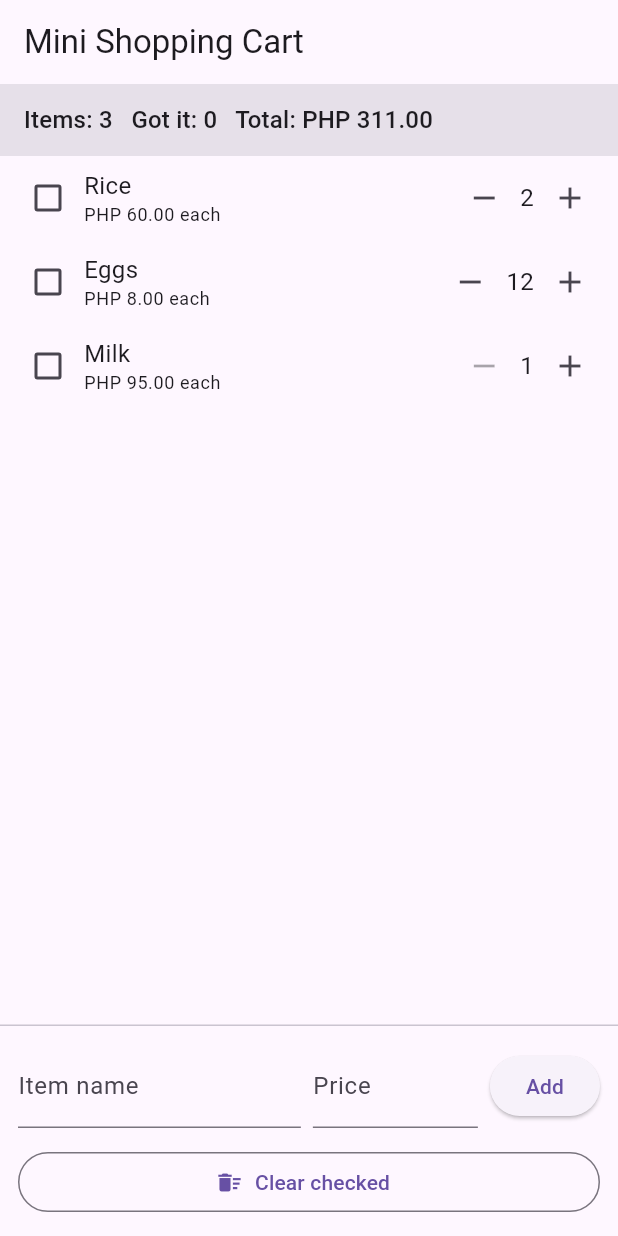
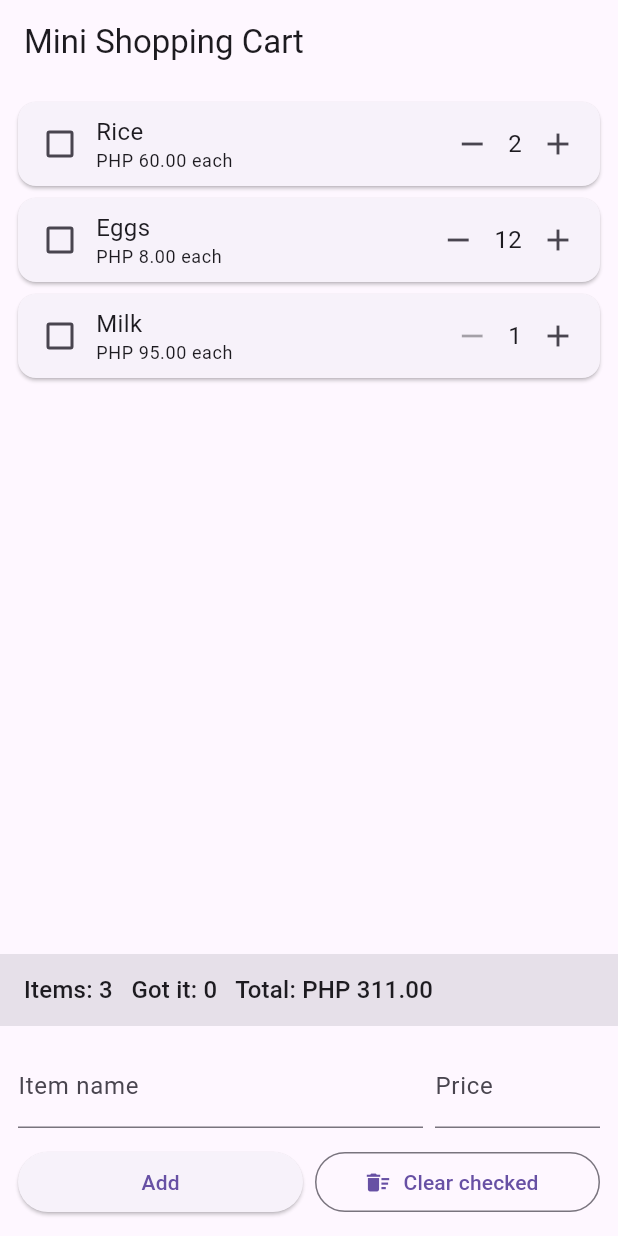
Before and after one commit to jayaguelo-spec/stateful-lab-jay, a Flutter app: the screen it shows after launch, on a phone screen of 412 x 824 dp. Run offline on Flutter 3.47's test engine with Material 3 defaults, Android fonts, the phone set to English and light mode, and no system bars.

Commit message:
Match expected screen layout: summary bar below list, card tiles, Add and Clear checked side by side

```diff
--- a/lib/main.dart
+++ b/lib/main.dart
@@ -120,20 +120,10 @@ class _CartScreenState extends State<CartScreen> {
       body: SafeArea(
         child: Column(
           children: [
-            // Summary bar: updates live because build() re-runs in setState().
-            Container(
-              width: double.infinity,
-              color: Theme.of(context).colorScheme.surfaceContainerHighest,
-              padding: const EdgeInsets.symmetric(horizontal: 16, vertical: 12),
-              child: Text(
-                'Items: ${_items.length}   Got it: $_gotItCount   '
-                'Total: PHP ${_total.toStringAsFixed(2)}',
-                style: Theme.of(context).textTheme.titleMedium,
-              ),
-            ),
             Expanded(
               // Expanded keeps the ListView height bounded inside the Column.
               child: ListView.builder(
+                padding: const EdgeInsets.symmetric(vertical: 8),
                 itemCount: _items.length,
                 itemBuilder: (context, index) {
                   final item = _items[index];
@@ -147,7 +137,17 @@ class _CartScreenState extends State<CartScreen> {
                 },
               ),
             ),
-            const Divider(height: 1),
+            // Summary bar: updates live because build() re-runs in setState().
+            Container(
+              width: double.infinity,
+              color: Theme.of(context).colorScheme.surfaceContainerHighest,
+              padding: const EdgeInsets.symmetric(horizontal: 16, vertical: 12),
+              child: Text(
+                'Items: ${_items.length}   Got it: $_gotItCount   '
+                'Total: PHP ${_total.toStringAsFixed(2)}',
+                style: Theme.of(context).textTheme.titleMedium,
+              ),
+            ),
             // Add-item form with inline validation.
             Padding(
               padding: const EdgeInsets.all(12),
@@ -178,20 +178,29 @@ class _CartScreenState extends State<CartScreen> {
                       onChanged: (_) => setState(() => _priceError = null),
                     ),
                   ),
-                  const SizedBox(width: 8),
-                  ElevatedButton(onPressed: _addItem, child: const Text('Add')),
                 ],
               ),
             ),
+            // Add and Clear checked sit side by side, like the expected screen.
             Padding(
               padding: const EdgeInsets.fromLTRB(12, 0, 12, 12),
-              child: SizedBox(
-                width: double.infinity,
+              child: Row(
+                children: [
+                  Expanded(
+                    child: ElevatedButton(
+                      onPressed: _addItem,
+                      child: const Text('Add'),
+                    ),
+                  ),
+                  const SizedBox(width: 8),
+                  Expanded(
                     child: OutlinedButton.icon(
                       onPressed: _clearChecked,
                       icon: const Icon(Icons.delete_sweep),
                       label: const Text('Clear checked'),
                     ),
+                  ),
+                ],
               ),
             ),
           ],
@@ -219,8 +228,11 @@ class CartItemTile extends StatelessWidget {
 
   @override
   Widget build(BuildContext context) {
-    return Padding(
-      padding: const EdgeInsets.symmetric(horizontal: 8, vertical: 4),
+    // Card look matches the rounded tiles in the expected screen.
+    return Card(
+      margin: const EdgeInsets.symmetric(horizontal: 12, vertical: 4),
+      child: Padding(
+        padding: const EdgeInsets.symmetric(horizontal: 4, vertical: 4),
         child: Row(
           children: [
             Checkbox(
@@ -236,7 +248,8 @@ class CartItemTile extends StatelessWidget {
                     item.name,
                     style: TextStyle(
                       fontSize: 16,
-                    decoration: item.gotIt ? TextDecoration.lineThrough : null,
+                      decoration:
+                          item.gotIt ? TextDecoration.lineThrough : null,
                     ),
                   ),
                   Text(
@@ -259,6 +272,7 @@ class CartItemTile extends StatelessWidget {
             ),
           ],
         ),
+      ),
     );
   }
 }
```
Also changed, not shown: 1 other file. Lines whose indentation alone changed are shown as unchanged.
